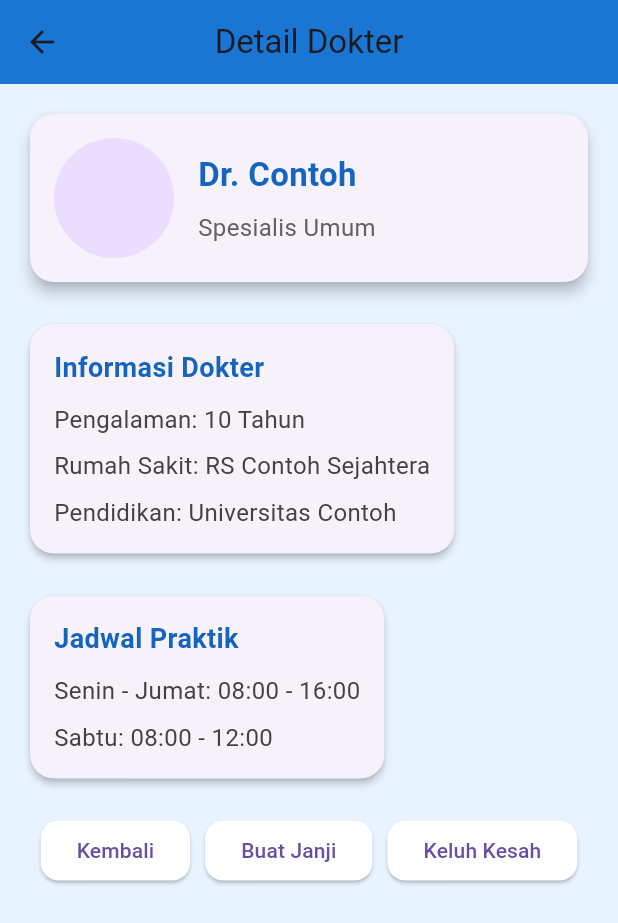
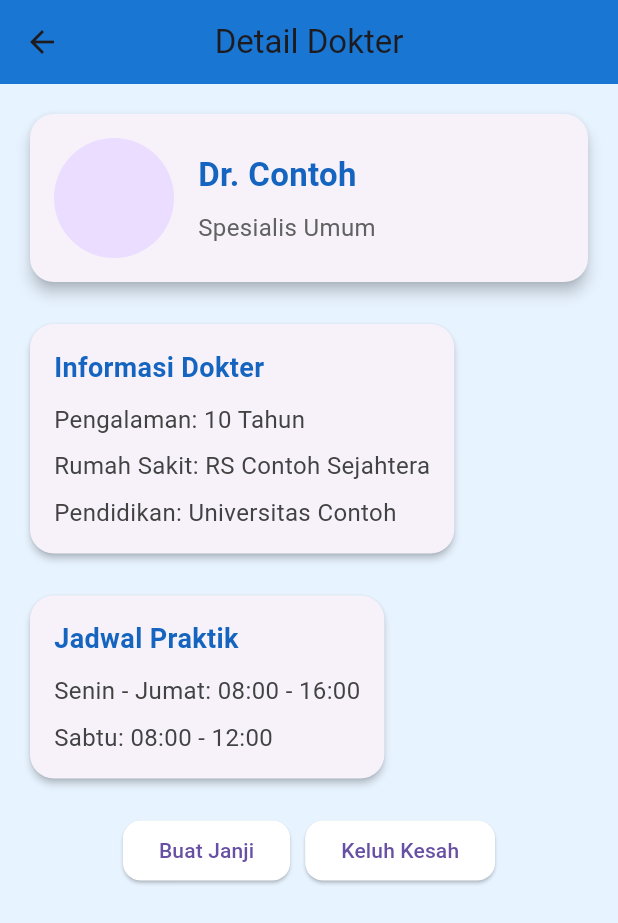
Before and after one commit to HANNN-YOLO/booking-doctor, a Flutter app: the DoctorDetailScreen screen opened by its route, on a phone screen of 412 x 824 dp. Shown: the top 923 px of the screen. Run offline on Flutter 3.47's test engine with Material 3 defaults, Android fonts, the phone set to English and light mode, and no system bars; our stand-ins replace cloud_firestore, firebase_core, font_awesome_flutter; missing offline and left inert: day_night_time_picker; accounts and stored records are empty.

Commit message:
perubahan navigasi back

```diff
--- a/lib/screens/booking_screen.dart
+++ b/lib/screens/booking_screen.dart
@@ -59,6 +59,7 @@ class BookingScreen with ChangeNotifier {
                                     shape: RoundedRectangleBorder(
                                         borderRadius: BorderRadius.zero)),
                                 onPressed: () {
+                                  value.kembali();
                                   Navigator.of(context).pop();
                                 },
                                 child: Text(
--- a/lib/screens/chat_screen.dart
+++ b/lib/screens/chat_screen.dart
@@ -16,7 +16,7 @@ class ChatScreen extends StatelessWidget {
         backgroundColor: Colors.white,
         elevation: 1,
         leading: IconButton(
-          icon: Icon(Icons.person, color: Colors.black),
+          icon: Icon(Icons.arrow_back, color: Colors.black),
           onPressed: () {
             Navigator.pushReplacementNamed(context, '/detail');
           },
--- a/lib/screens/doctor_detail_screen.dart
+++ b/lib/screens/doctor_detail_screen.dart
@@ -13,6 +13,11 @@ class DoctorDetailScreen extends StatelessWidget {
         title: Text("Detail Dokter"),
         centerTitle: true,
         elevation: 0,
+        leading: IconButton(
+            onPressed: () {
+              Navigator.of(context).pushReplacementNamed('/');
+            },
+            icon: Icon(Icons.arrow_back)),
       ),
       body: SingleChildScrollView(
         child: Padding(
@@ -174,19 +179,6 @@ class DoctorDetailScreen extends StatelessWidget {
                           borderRadius: BorderRadius.circular(12.0),
                         ),
                       ),
-                      child: Text("Kembali"),
-                      onPressed: () {
-                        Navigator.of(context).pushReplacementNamed('/');
-                      },
-                    ),
-                    ElevatedButton(
-                      style: ElevatedButton.styleFrom(
-                        backgroundColor:
-                            const Color.fromARGB(255, 255, 255, 255),
-                        shape: RoundedRectangleBorder(
-                          borderRadius: BorderRadius.circular(12.0),
-                        ),
-                      ),
                       child: Text("Buat Janji"),
                       onPressed: () {
                         BookingScreen().pesan_booking_screen(context);
```
Also changed, not shown: lib/providers/booking_provider.dart (+47 -30 lines), lib/screens/history_screen.dart (+5 -7 lines).
